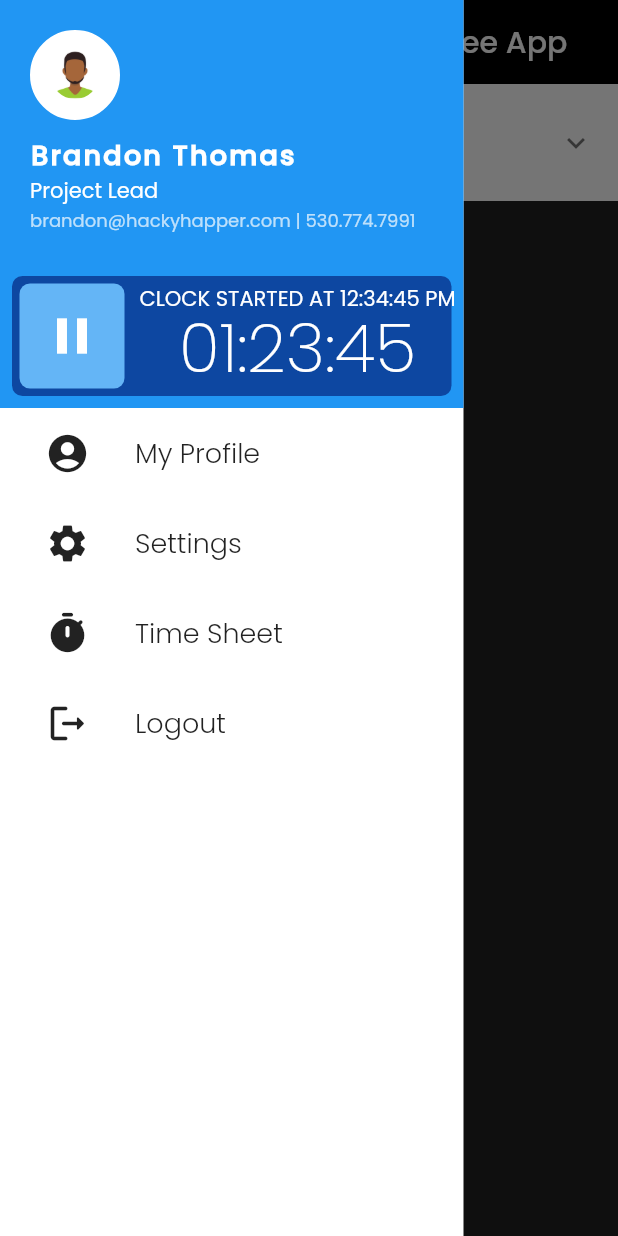
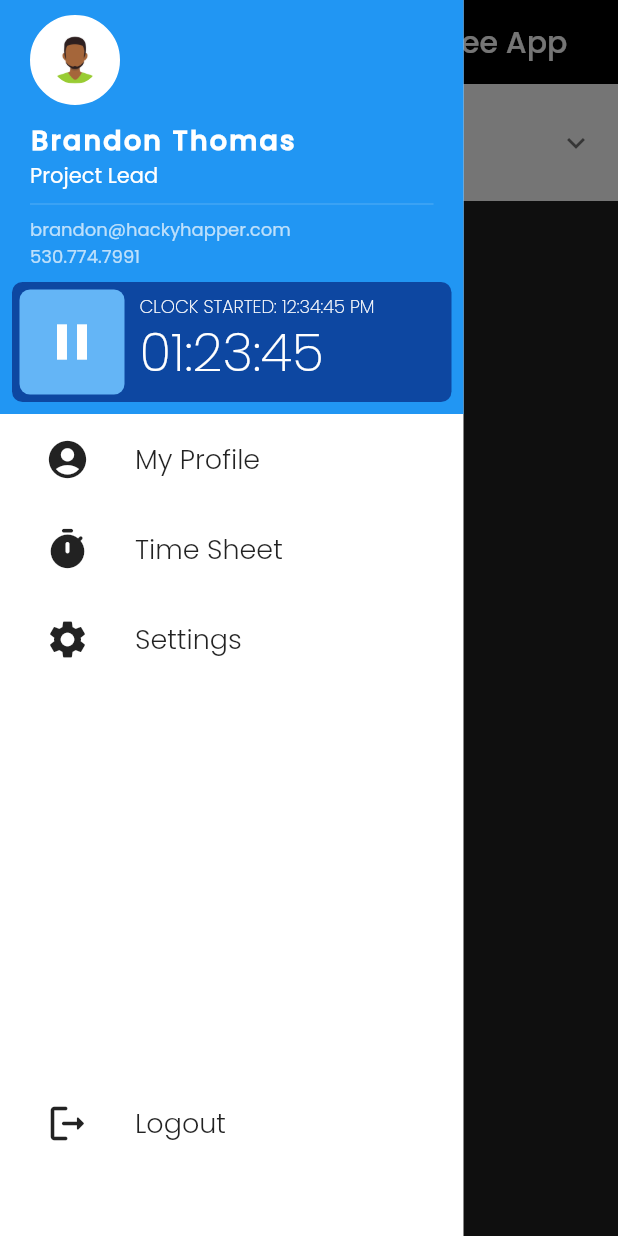
Before and after one commit to BrandonThomas84/gateway-fence-employee, a Flutter app: the screen it shows after launch, with the side drawer open, on a phone screen of 412 x 824 dp. Run offline on Flutter 3.47's test engine with Material 2 defaults, Android fonts, the light colour scheme and no system bars.

Commit message:
Separating more files and updating the menu style a bit

```diff
--- a/lib/sidebar/menu.dart
+++ b/lib/sidebar/menu.dart
@@ -9,25 +9,38 @@ class AppMenu extends StatelessWidget {
 
   @override
   Widget build(BuildContext context) {
-    return const Column(
+    return SizedBox(
+      height: (MediaQuery.of(context).size.height * .75) - 115,
+      child: const Column(
+        mainAxisAlignment: MainAxisAlignment.spaceBetween,
+        mainAxisSize: MainAxisSize.max,
+        crossAxisAlignment: CrossAxisAlignment.center,
+        children: [
+          Column(
             children: [
               MenuItem(
                 title: 'My Profile',
                 icon: Icons.account_circle_rounded,
               ),
               MenuItem(
-          title: 'Settings',
-          icon: Icons.settings,
-        ),
-        MenuItem(
                 title: 'Time Sheet',
                 icon: Icons.timer_rounded,
               ),
               MenuItem(
+                title: 'Settings',
+                icon: Icons.settings,
+              ),
+            ],
+          ),
+          Align(
+            alignment: Alignment.bottomCenter,
+            child: MenuItem(
               title: 'Logout',
               icon: Icons.logout_rounded,
             ),
+          )
         ],
+      ),
     );
   }
 }
--- /dev/null
+++ b/lib/sidebar/pause_button.dart
@@ -0,0 +1,25 @@
+import 'package:flutter/material.dart';
+import 'package:gateway_fence_employee/config/colors.dart';
+
+class PauseButton extends StatelessWidget {
+  const PauseButton({
+    super.key,
+  });
+
+  @override
+  Widget build(BuildContext context) {
+    return Container(
+      height: 70,
+      width: 70,
+      decoration: BoxDecoration(
+        borderRadius: BorderRadius.circular(7),
+        color: AppColors.blueLight,
+      ),
+      child: const Icon(
+        Icons.pause,
+        size: 40,
+        color: AppColors.white,
+      ),
+    );
+  }
+}
--- a/lib/sidebar/profile.dart
+++ b/lib/sidebar/profile.dart
@@ -1,16 +1,17 @@
 import 'package:flutter/material.dart';
+import 'package:gateway_fence_employee/config/colors.dart';
 
 class Profile extends StatelessWidget {
   const Profile({
     Key? key,
   }) : super(key: key);
 
-  static const _profileHeight = 60.0;
+  static const _profileImageDimension = 60.0;
 
   @override
   Widget build(BuildContext context) {
     return Padding(
-      padding: const EdgeInsets.all(20),
+      padding: const EdgeInsets.only(top: 10, right: 20, left: 20),
       child: Column(
         crossAxisAlignment: CrossAxisAlignment.start,
         children: [
@@ -24,10 +25,10 @@ class Profile extends StatelessWidget {
                 width: 12,
               ),
             ),
-            height: _profileHeight,
-            width: _profileHeight,
+            height: _profileImageDimension,
+            width: _profileImageDimension,
             child: ClipRRect(
-              borderRadius: BorderRadius.circular(_profileHeight / 2),
+              borderRadius: BorderRadius.circular(_profileImageDimension / 2),
               child: Image.asset('assets/brandon.png'),
             ),
           ),
@@ -38,8 +39,13 @@ class Profile extends StatelessWidget {
                 fontWeight: FontWeight.bold, letterSpacing: 1.5, fontSize: 18),
           ),
           const Text('Project Lead'),
+          const Divider(color: AppColors.blueLight, thickness: 0.5),
           const Text(
-            'brandon@hackyhapper.com | 530.774.7991',
+            'brandon@hackyhapper.com',
+            style: TextStyle(fontSize: 12, color: Colors.white70),
+          ),
+          const Text(
+            '530.774.7991',
             style: TextStyle(fontSize: 12, color: Colors.white70),
           ),
         ],
--- a/lib/sidebar/status_timer.dart
+++ b/lib/sidebar/status_timer.dart
@@ -1,5 +1,8 @@
 import 'package:flutter/material.dart';
 import 'package:gateway_fence_employee/config/colors.dart';
+
+import 'pause_button.dart';
+import 'timer_body.dart';
 
 class StatusTimer extends StatelessWidget {
   const StatusTimer({
@@ -16,51 +19,14 @@ class StatusTimer extends StatelessWidget {
           color: AppColors.blueDark,
         ),
         padding: const EdgeInsets.all(5),
-        height: 80,
         child: const Row(
           children: [
             PauseButton(),
             SizedBox(width: 10),
-            Column(
-              children: [
-                Text('CLOCK STARTED AT 12:34:45 PM'),
-                SizedBox(height: 5),
-                Text(
-                  '01:23:45',
-                  style: TextStyle(
-                    fontSize: 45,
-                    fontWeight: FontWeight.w200,
-                    height: 1,
-                  ),
-                ),
-              ],
-            ),
+            TimerBody(),
           ],
         ),
       ),
     );
   }
 }
-
-class PauseButton extends StatelessWidget {
-  const PauseButton({
-    super.key,
-  });
-
-  @override
-  Widget build(BuildContext context) {
-    return Container(
-      height: 70,
-      width: 70,
-      decoration: BoxDecoration(
-        borderRadius: BorderRadius.circular(7),
-        color: AppColors.blueLight,
-      ),
-      child: const Icon(
-        Icons.pause,
-        size: 40,
-        color: AppColors.white,
-      ),
-    );
-  }
-}
--- /dev/null
+++ b/lib/sidebar/timer_body.dart
@@ -0,0 +1,34 @@
+import 'package:flutter/material.dart';
+
+class TimerBody extends StatelessWidget {
+  const TimerBody({
+    super.key,
+  });
+
+  @override
+  Widget build(BuildContext context) {
+    return const Column(
+      mainAxisAlignment: MainAxisAlignment.spaceBetween,
+      crossAxisAlignment: CrossAxisAlignment.start,
+      children: [
+        Text(
+          'CLOCK STARTED: 12:34:45 PM',
+          style: TextStyle(
+            fontSize: 12,
+            fontWeight: FontWeight.w200,
+            height: 1,
+          ),
+        ),
+        SizedBox(height: 10),
+        Text(
+          '01:23:45',
+          style: TextStyle(
+            fontSize: 35,
+            fontWeight: FontWeight.w200,
+            height: 1,
+          ),
+        ),
+      ],
+    );
+  }
+}
```
Lines whose indentation alone changed are shown as unchanged.
